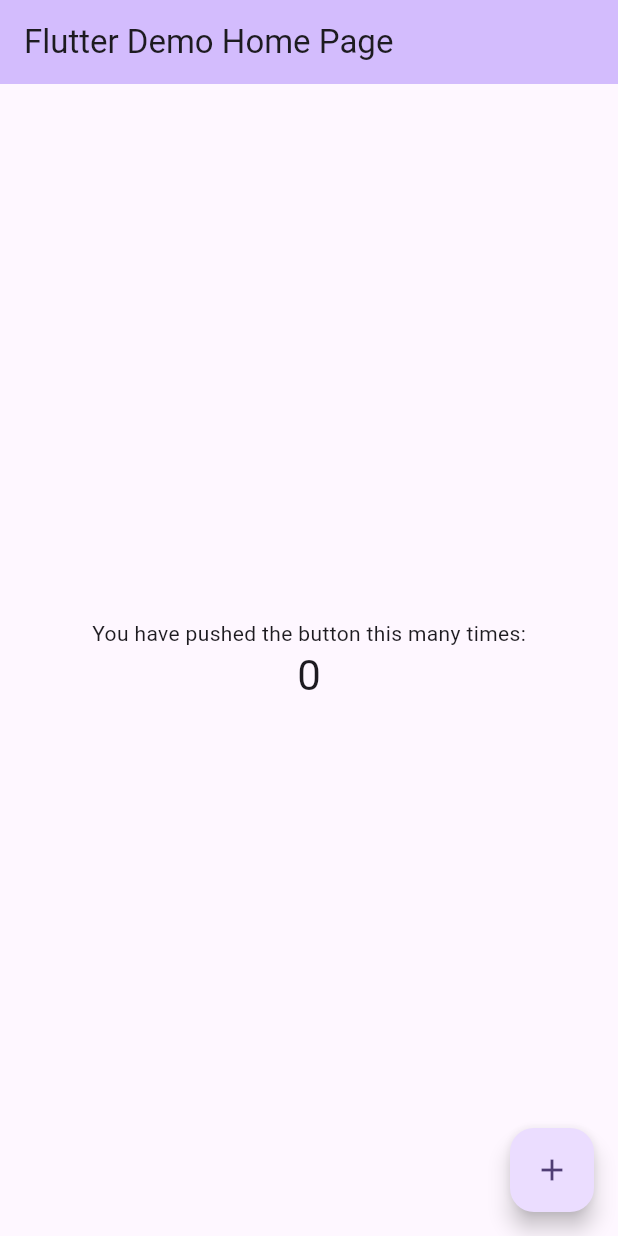
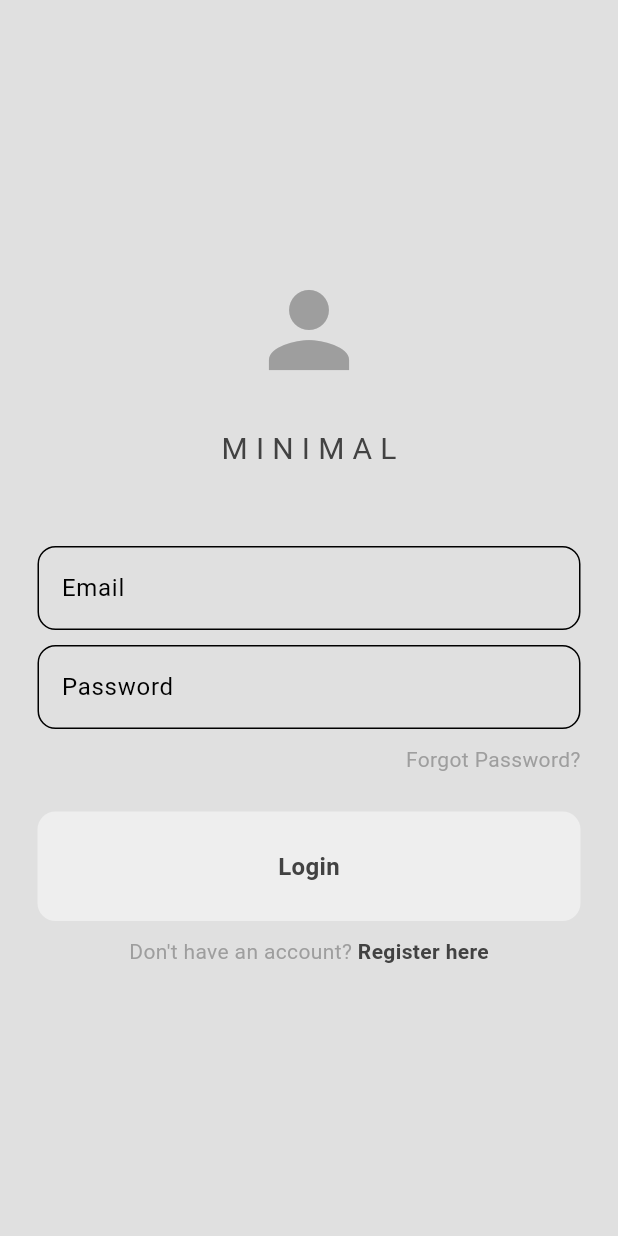
Before and after one commit to SH4D0W074/social-media-app, a Flutter app: the screen it shows after launch, on a phone screen of 412 x 824 dp. Run offline on Flutter 3.47's test engine with Material 3 defaults, Android fonts, the phone set to English and light mode, and no system bars; our stand-ins replace firebase_auth, firebase_core; accounts and stored records are empty.

Commit message:
Created login and register page, set up firebase for register

```diff
--- /dev/null
+++ b/lib/auth/login_or_register.dart
@@ -0,0 +1,33 @@
+import 'package:flutter/material.dart';
+import 'package:socialmediaapp/pages/login_page.dart';
+import 'package:socialmediaapp/pages/register_page.dart';
+
+class LoginOrRegister extends StatefulWidget {
+  const LoginOrRegister({super.key});
+
+  @override
+  State<LoginOrRegister> createState() => _LoginOrRegisterState();
+}
+
+class _LoginOrRegisterState extends State<LoginOrRegister> {
+
+  // initially, show login page
+  bool showLoginPage = true;
+
+  // toggle betwee login and register page
+  void togglePages() {
+    setState(() {
+      showLoginPage = !showLoginPage;
+    });
+  }
+
+  @override
+  Widget build(BuildContext context) {
+    if (showLoginPage) {
+      return LoginPage(onTap: togglePages);
+    }
+    else{
+      return RegisterPage(onTap: togglePages);
+    }
+  }
+}
--- /dev/null
+++ b/lib/components/my_button.dart
@@ -0,0 +1,38 @@
+import 'package:flutter/material.dart';
+
+class MyButton extends StatelessWidget {
+  final String text;
+  final void Function()? onTap;
+
+
+  const MyButton({
+    super.key,
+    required this.text,
+    required this.onTap,
+
+    });
+
+  @override
+  Widget build(BuildContext context) {
+    return GestureDetector(
+      onTap: onTap,
+      child: Container(
+        decoration: BoxDecoration(
+          color: Theme.of(context).colorScheme.primary,
+          borderRadius: BorderRadius.circular(12),
+        ),
+        padding: const EdgeInsets.all(25),
+        child: Center(
+          child: Text(
+            text,
+            style: const TextStyle(
+              fontWeight: FontWeight.bold,
+              fontSize: 16,
+            ),
+          ),
+        ),
+      ),
+
+    );
+  }
+}
--- /dev/null
+++ b/lib/components/my_textfield.dart
@@ -0,0 +1,28 @@
+import 'package:flutter/material.dart';
+
+class MyTextfield extends StatelessWidget {
+  final String hintText;
+  final bool obscureText;
+  final TextEditingController controller;
+
+  const MyTextfield({
+    super.key,
+    required this.hintText,
+    required this.obscureText,
+    required this.controller,
+  });
+
+  @override
+  Widget build(BuildContext context) {
+    return TextField(
+      controller: controller,
+      decoration: InputDecoration(
+        border: OutlineInputBorder(
+          borderRadius: BorderRadius.circular(12),
+        ),
+        hintText: hintText,
+      ),
+      obscureText: obscureText,
+    );
+  }
+}
--- a/lib/main.dart
+++ b/lib/main.dart
@@ -1,122 +1,30 @@
+import 'package:firebase_core/firebase_core.dart';
+import 'firebase_options.dart';
 import 'package:flutter/material.dart';
+import 'package:socialmediaapp/auth/login_or_register.dart';
+import 'package:socialmediaapp/firebase_options.dart';
+import 'package:socialmediaapp/pages/login_page.dart';
+import 'package:socialmediaapp/pages/register_page.dart';
+import 'package:socialmediaapp/theme/dark_mode.dart';
+import 'package:socialmediaapp/theme/light_mode.dart';
 
-void main() {
+void main() async{
+  WidgetsFlutterBinding.ensureInitialized();
+  await Firebase.initializeApp(options: DefaultFirebaseOptions.currentPlatform);
   runApp(const MyApp());
 }
 
 class MyApp extends StatelessWidget {
   const MyApp({super.key});
 
-  // This widget is the root of your application.
   @override
   Widget build(BuildContext context) {
     return MaterialApp(
-      title: 'Flutter Demo',
-      theme: ThemeData(
-        // This is the theme of your application.
-        //
-        // TRY THIS: Try running your application with "flutter run". You'll see
-        // the application has a purple toolbar. Then, without quitting the app,
-        // try changing the seedColor in the colorScheme below to Colors.green
-        // and then invoke "hot reload" (save your changes or press the "hot
-        // reload" button in a Flutter-supported IDE, or press "r" if you used
-        // the command line to start the app).
-        //
-        // Notice that the counter didn't reset back to zero; the application
-        // state is not lost during the reload. To reset the state, use hot
-        // restart instead.
-        //
-        // This works for code too, not just values: Most code changes can be
-        // tested with just a hot reload.
-        colorScheme: .fromSeed(seedColor: Colors.deepPurple),
-      ),
-      home: const MyHomePage(title: 'Flutter Demo Home Page'),
+      debugShowCheckedModeBanner: false,
+      home: const LoginOrRegister(),
+      theme: lightMode,
+      darkTheme: darkMode,
     );
+
   }
 }
-
-class MyHomePage extends StatefulWidget {
-  const MyHomePage({super.key, required this.title});
-
-  // This widget is the home page of your application. It is stateful, meaning
-  // that it has a State object (defined below) that contains fields that affect
-  // how it looks.
-
-  // This class is the configuration for the state. It holds the values (in this
-  // case the title) provided by the parent (in this case the App widget) and
-  // used by the build method of the State. Fields in a Widget subclass are
-  // always marked "final".
-
-  final String title;
-
-  @override
-  State<MyHomePage> createState() => _MyHomePageState();
-}
-
-class _MyHomePageState extends State<MyHomePage> {
-  int _counter = 0;
-
-  void _incrementCounter() {
-    setState(() {
-      // This call to setState tells the Flutter framework that something has
-      // changed in this State, which causes it to rerun the build method below
-      // so that the display can reflect the updated values. If we changed
-      // _counter without calling setState(), then the build method would not be
-      // called again, and so nothing would appear to happen.
-      _counter++;
-    });
-  }
-
-  @override
-  Widget build(BuildContext context) {
-    // This method is rerun every time setState is called, for instance as done
-    // by the _incrementCounter method above.
-    //
-    // The Flutter framework has been optimized to make rerunning build methods
-    // fast, so that you can just rebuild anything that needs updating rather
-    // than having to individually change instances of widgets.
-    return Scaffold(
-      appBar: AppBar(
-        // TRY THIS: Try changing the color here to a specific color (to
-        // Colors.amber, perhaps?) and trigger a hot reload to see the AppBar
-        // change color while the other colors stay the same.
-        backgroundColor: Theme.of(context).colorScheme.inversePrimary,
-        // Here we take the value from the MyHomePage object that was created by
-        // the App.build method, and use it to set our appbar title.
-        title: Text(widget.title),
-      ),
-      body: Center(
-        // Center is a layout widget. It takes a single child and positions it
-        // in the middle of the parent.
-        child: Column(
-          // Column is also a layout widget. It takes a list of children and
-          // arranges them vertically. By default, it sizes itself to fit its
-          // children horizontally, and tries to be as tall as its parent.
-          //
-          // Column has various properties to control how it sizes itself and
-          // how it positions its children. Here we use mainAxisAlignment to
-          // center the children vertically; the main axis here is the vertical
-          // axis because Columns are vertical (the cross axis would be
-          // horizontal).
-          //
-          // TRY THIS: Invoke "debug painting" (choose the "Toggle Debug Paint"
-          // action in the IDE, or press "p" in the console), to see the
-          // wireframe for each widget.
-          mainAxisAlignment: .center,
-          children: [
-            const Text('You have pushed the button this many times:'),
-            Text(
-              '$_counter',
-              style: Theme.of(context).textTheme.headlineMedium,
-            ),
-          ],
-        ),
-      ),
-      floatingActionButton: FloatingActionButton(
-        onPressed: _incrementCounter,
-        tooltip: 'Increment',
-        child: const Icon(Icons.add),
-      ),
-    );
-  }
-}
--- /dev/null
+++ b/lib/pages/login_page.dart
@@ -0,0 +1,117 @@
+import 'package:flutter/material.dart';
+import 'package:socialmediaapp/components/my_button.dart';
+import 'package:socialmediaapp/components/my_textfield.dart';
+
+class LoginPage extends StatelessWidget {
+
+
+  void Function()? onTap;
+
+  LoginPage({super.key, required this.onTap});
+
+  // text editing controllers
+  final TextEditingController emailController = TextEditingController();
+  final  TextEditingController passwordController = TextEditingController();
+
+  // login method
+  void login() {
+
+  }
+
+
+  @override
+  Widget build(BuildContext context) {
+    return Scaffold(
+      backgroundColor: Theme.of(context).colorScheme.surface,
+      body: Center(
+        child: Padding(
+          padding: const EdgeInsets.all(25.0),
+          child: Column(
+            mainAxisAlignment: MainAxisAlignment.center,
+            children: [
+              // logo
+            Icon(
+              Icons.person,
+              size: 80,
+              color: Theme.of(context).colorScheme.inversePrimary,
+            ),
+
+            const SizedBox(height: 25),
+
+            // app name
+            const Text(
+              "M I N I M A L",
+              style: TextStyle(fontSize: 20),
+
+            ),
+
+            const SizedBox(height: 50),
+
+            // email textfield
+            MyTextfield(
+              hintText: 'Email',
+              obscureText: false,
+              controller: emailController,
+            ),
+
+            SizedBox(height: 10),
+
+            // password textfield
+            MyTextfield(
+              hintText: 'Password',
+              obscureText: true,
+              controller: passwordController,
+            ),
+
+            SizedBox(height: 10),
+
+            // forgot password
+            Row(
+              mainAxisAlignment: MainAxisAlignment.end,
+              children: [
+                Text(
+                  'Forgot Password?',
+                  style: TextStyle(color: Theme.of(context).colorScheme.inversePrimary)
+                ),
+              ],
+            ),
+
+            SizedBox(height: 25),
+
+            // sign in button
+            MyButton(
+              text: 'Login',
+              onTap: login
+            ),
+
+            SizedBox(height: 10,),
+            // don't have account? Register here
+            Row(
+              mainAxisAlignment: MainAxisAlignment.center,
+              children: [
+                Text(
+                  "Don't have an account?",
+                  style: TextStyle(
+                    color: Theme.of(context).colorScheme.inversePrimary,
+                  )
+                ),
+
+                GestureDetector(
+                  onTap: onTap,
+                  child: const Text(
+                    " Register here",
+                    style: TextStyle(
+                      fontWeight: FontWeight.bold,
+                    ),
+                  ),
+                ),
+              ],
+            ),
+
+            ],
+          ),
+        )
+      )
+    );
+  }
+}
--- /dev/null
+++ b/lib/theme/dark_mode.dart
@@ -0,0 +1,15 @@
+import 'package:flutter/material.dart';
+
+ThemeData darkMode = ThemeData(
+  brightness: Brightness.dark,
+  colorScheme: ColorScheme.dark(
+    surface: Colors.grey.shade900,
+    primary: Colors.grey.shade800,
+    secondary: Colors.grey.shade700,
+    inversePrimary: Colors.grey.shade500,
+  ),
+  textTheme: ThemeData.dark().textTheme.apply(
+        bodyColor: Colors.grey[300],
+        displayColor: Colors.white,
+      ),
+);
--- /dev/null
+++ b/lib/theme/light_mode.dart
@@ -0,0 +1,15 @@
+import 'package:flutter/material.dart';
+
+ThemeData lightMode = ThemeData(
+  brightness: Brightness.light,
+  colorScheme: ColorScheme.light(
+    surface: Colors.grey.shade300,
+    primary: Colors.grey.shade200,
+    secondary: Colors.grey.shade400,
+    inversePrimary: Colors.grey.shade500,
+  ),
+  textTheme: ThemeData.light().textTheme.apply(
+        bodyColor: Colors.grey[800],
+        displayColor: Colors.black,
+      ),
+);
--- a/pubspec.yaml
+++ b/pubspec.yaml
@@ -34,6 +34,8 @@ dependencies:
   # The following adds the Cupertino Icons font to your application.
   # Use with the CupertinoIcons class for iOS style icons.
   cupertino_icons: ^1.0.8
+  firebase_core: ^4.3.0
+  firebase_auth: ^6.1.3
 
 dev_dependencies:
   flutter_test:
```
Also changed, not shown: lib/helper/helper_functions.dart (added, +11 -0 lines), lib/pages/register_page.dart (added, +175 -0 lines), firebase.json (added), lib/firebase_options.dart (added), pubspec.lock, 6 other files.
